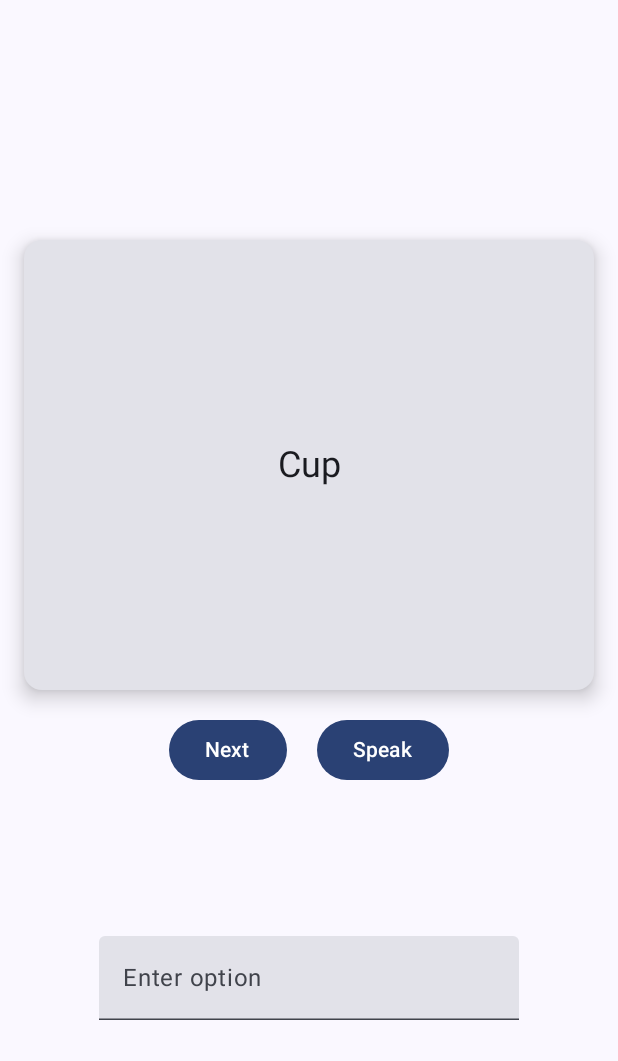
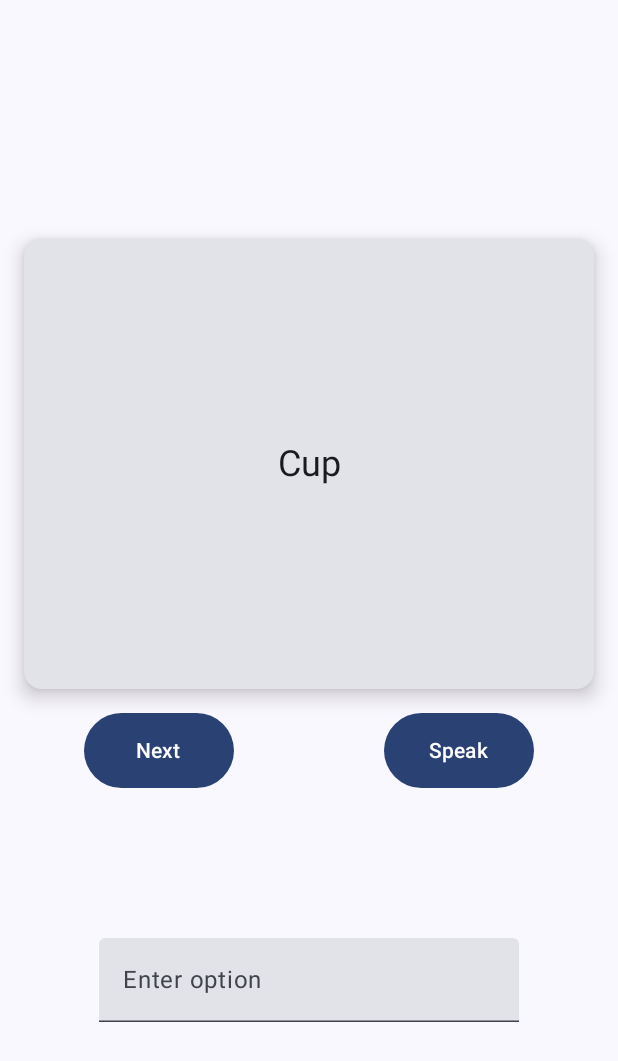
Before and after one commit to AlexVocao/Jetpack_compose_apps, an Android app built with Jetpack Compose: the screen it shows after launch (MainActivity), on a phone screen of 412 x 824 dp. Shown: the top 1061 px of the screen. Run offline under Robolectric (Android 15) with nearby library versions, the phone set to English and light mode, and no system bars.

Commit message:
Refactor Buttons

```diff
--- a/FlashCard/app/src/main/java/com/example/flashcard/MainActivity.kt
+++ b/FlashCard/app/src/main/java/com/example/flashcard/MainActivity.kt
@@ -16,6 +16,7 @@ import androidx.compose.foundation.layout.fillMaxSize
 import androidx.compose.foundation.layout.fillMaxWidth
 import androidx.compose.foundation.layout.height
 import androidx.compose.foundation.layout.padding
+import androidx.compose.foundation.layout.size
 import androidx.compose.foundation.layout.width
 import androidx.compose.material3.Button
 import androidx.compose.material3.Card
@@ -150,13 +151,13 @@ fun FlashCardGame(modifier: Modifier = Modifier) {
                     flashCards = loadFlashCardsFromJson(context)?.kitchen?.toMutableList() ?: emptyList<FlashCard>().toMutableList()
                 currentCard = flashCards.random()
                 isFlipped = false
-            }) {
+            }, modifier = Modifier.size(width = 100.dp, height = 50.dp)) {
                 Text(text = "Next")
             }
-            Spacer(modifier = Modifier.width(20.dp))
+            Spacer(modifier = Modifier.width(100.dp))
             Button(onClick = {
                 tts?.speak(currentCard.englishWord, TextToSpeech.QUEUE_FLUSH, null, null)
-            }) {
+            }, modifier = Modifier.size(width = 100.dp, height = 50.dp)) {
                 Text(text = "Speak")
             }
         }
```
